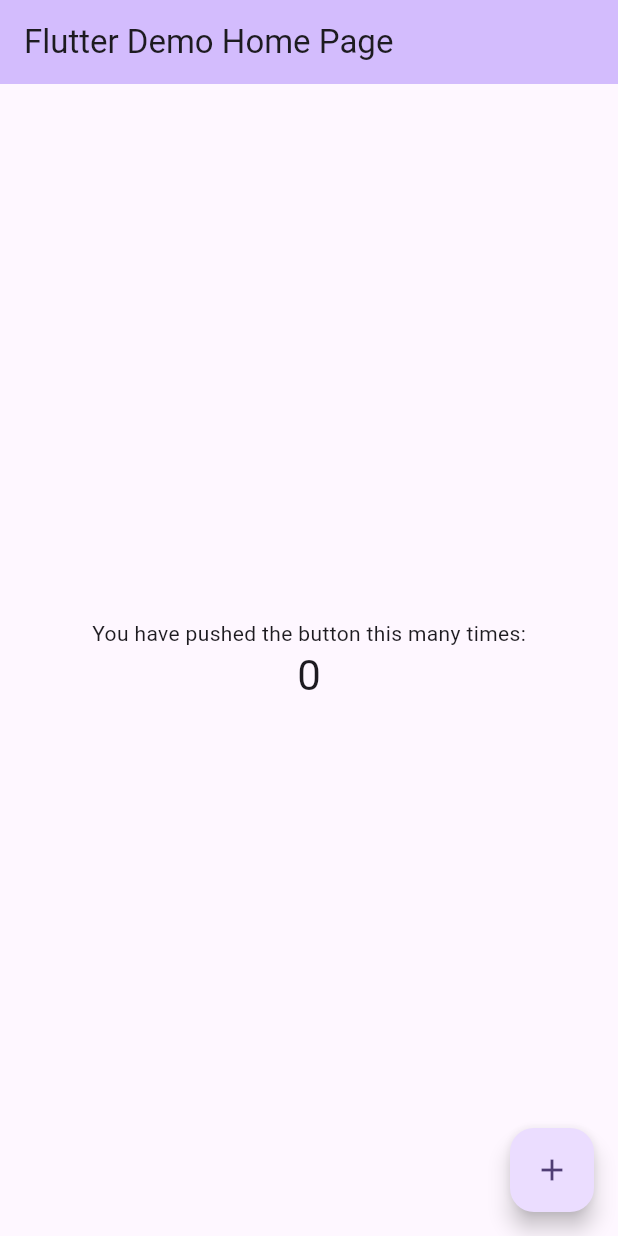
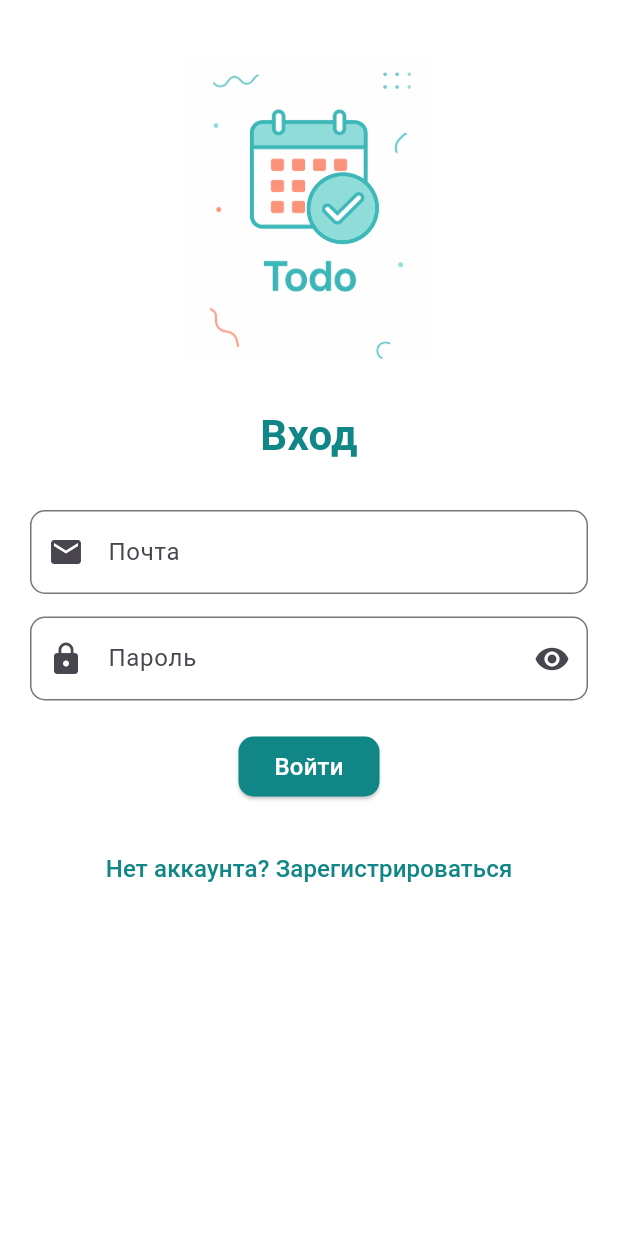
Before and after one commit to Wightles/app_todo, a Flutter app: the screen it shows after launch, on a phone screen of 412 x 824 dp. Run offline on Flutter 3.47's test engine with Material 3 defaults, Android fonts, the phone set to English and light mode, and no system bars.

Commit message:
добавлен экран регистрации, сделаны заготовки на будущее

```diff
--- /dev/null
+++ b/lib/auth/register_scene.dart
@@ -0,0 +1,251 @@
+import 'package:flutter/material.dart';
+import 'package:app_todo/main.dart';
+import 'package:app_todo/models/user_model.dart';
+import 'package:uuid/uuid.dart';
+
+class RegisterScene extends StatefulWidget {
+  const RegisterScene({super.key});
+
+  @override
+  State<RegisterScene> createState() => _RegisterScene();
+}
+
+class _RegisterScene extends State<RegisterScene> {
+  bool isLogin = true;
+  bool _hidePass = true;
+  final _formKey = GlobalKey<FormState>();
+  final _emailController = TextEditingController();
+  final _passwordController = TextEditingController();
+  final _confirmPasswordController = TextEditingController();
+  final _nameController = TextEditingController();
+
+  // Генератор уникальных ID
+  final Uuid _uuid = Uuid();
+
+  // Генерация короткого ID (первые 8 символов)
+  String _generateShortId() {
+    return _uuid.v4().substring(0, 8);
+  }
+
+  void _toggleAuthMode() {
+    setState(() {
+      isLogin = !isLogin;
+    });
+  }
+
+  void _submitForm() {
+    if (_formKey.currentState!.validate()) {
+      if (isLogin) {
+        _loginUser();
+      } else {
+        _registerUser();
+      }
+    }
+  }
+
+  void _loginUser() {
+    User user = User(
+      name: _nameController.text.isNotEmpty
+          ? _nameController.text
+          : 'Пользователь',
+      email: _emailController.text,
+      id: _generateShortId(), // Короткий ID
+    );
+    Navigator.of(context).pushReplacement(
+      MaterialPageRoute(
+        builder: (context) => MainNavigationScreen(user: user),
+      ),
+    );
+  }
+
+  void _registerUser() {
+    User user = User(
+      name: _nameController.text,
+      email: _emailController.text,
+      id: _generateShortId(), // Короткий ID
+    );
+    Navigator.of(context).pushReplacement(
+      MaterialPageRoute(
+        builder: (context) => MainNavigationScreen(user: user),
+      ),
+    );
+  }
+
+  @override
+  Widget build(BuildContext context) {
+    return Scaffold(
+      backgroundColor: Colors.white,
+      body: SingleChildScrollView(
+        child: Padding(
+          padding: EdgeInsets.all(20),
+          child: Column(
+            children: [
+              SizedBox(height: 20),
+              Image.asset(
+                'assets/images/test2.png',
+                height: 200,
+                width: 200,
+                fit: BoxFit.contain,
+              ),
+              SizedBox(height: 30),
+              Text(
+                isLogin ? 'Вход' : 'Регистрация',
+                style: TextStyle(
+                  fontSize: 28,
+                  fontWeight: FontWeight.bold,
+                  color: Color.fromARGB(255, 16, 134, 134),
+                ),
+              ),
+              SizedBox(height: 30),
+              Form(
+                key: _formKey,
+                child: Column(
+                  children: [
+                    if (!isLogin)
+                      TextFormField(
+                        controller: _nameController,
+                        decoration: InputDecoration(
+                          labelText: 'Имя',
+                          border: OutlineInputBorder(
+                            borderRadius: BorderRadius.circular(10),
+                          ),
+                          prefixIcon: Icon(Icons.person),
+                        ),
+                        validator: (value) {
+                          if (value == null || value.isEmpty) {
+                            return 'Введите имя';
+                          }
+                          return null;
+                        },
+                      ),
+                    if (!isLogin) const SizedBox(height: 15),
+                    TextFormField(
+                      controller: _emailController,
+                      decoration: InputDecoration(
+                        labelText: 'Почта',
+                        border: OutlineInputBorder(
+                          borderRadius: BorderRadius.circular(10),
+                        ),
+                        prefixIcon: Icon(Icons.email),
+                      ),
+                      keyboardType: TextInputType.emailAddress,
+                      validator: (value) {
+                        if (value == null || value.isEmpty) {
+                          return 'Введите почту';
+                        }
+                        if (!value.contains('@')) {
+                          return 'Введите корректный email';
+                        }
+                        return null;
+                      },
+                    ),
+                    SizedBox(height: 15),
+                    TextFormField(
+                      controller: _passwordController,
+                      decoration: InputDecoration(
+                        labelText: 'Пароль',
+                        border: OutlineInputBorder(
+                          borderRadius: BorderRadius.circular(10),
+                        ),
+                        prefixIcon: Icon(Icons.lock),
+                        suffixIcon: IconButton(
+                          onPressed: () {
+                            setState(() {
+                              _hidePass = !_hidePass;
+                            });
+                          },
+                          icon: Icon(_hidePass
+                              ? Icons.visibility
+                              : Icons.visibility_off),
+                        ),
+                      ),
+                      obscureText: _hidePass,
+                      validator: (value) {
+                        if (value == null || value.isEmpty) {
+                          return 'Введите пароль';
+                        }
+                        if (value.length < 6) {
+                          return 'Пароль должен быть не менее 6 символов';
+                        }
+                        return null;
+                      },
+                    ),
+                    if (!isLogin) const SizedBox(height: 15),
+                    if (!isLogin)
+                      TextFormField(
+                        controller: _confirmPasswordController,
+                        decoration: InputDecoration(
+                          labelText: 'Подтвердите пароль',
+                          border: OutlineInputBorder(
+                            borderRadius: BorderRadius.circular(10),
+                          ),
+                          prefixIcon: Icon(Icons.lock_outline),
+                          suffixIcon: IconButton(
+                            onPressed: () {
+                              setState(() {
+                                _hidePass = !_hidePass;
+                              });
+                            },
+                            icon: Icon(_hidePass
+                                ? Icons.visibility
+                                : Icons.visibility_off),
+                          ),
+                        ),
+                        obscureText: _hidePass,
+                        validator: (value) {
+                          if (value == null || value.isEmpty) {
+                            return 'Подтвердите пароль';
+                          }
+                          if (value != _passwordController.text) {
+                            return 'Пароли должны совпадать';
+                          }
+                          return null;
+                        },
+                      ),
+                    SizedBox(height: 20),
+                    ElevatedButton(
+                      onPressed: _submitForm,
+                      style: ElevatedButton.styleFrom(
+                        backgroundColor: Color.fromARGB(255, 16, 134, 134),
+                        foregroundColor: Colors.white,
+                        shape: RoundedRectangleBorder(
+                          borderRadius: BorderRadius.circular(10),
+                        ),
+                      ),
+                      child: Text(
+                        isLogin ? 'Войти' : 'Зарегистрироваться',
+                        style: const TextStyle(fontSize: 16),
+                      ),
+                    ),
+                    SizedBox(height: 20),
+                    TextButton(
+                      onPressed: _toggleAuthMode,
+                      child: Text(
+                        isLogin
+                            ? 'Нет аккаунта? Зарегистрироваться'
+                            : 'Уже есть аккаунт? Войти',
+                        style: const TextStyle(
+                          color: Color.fromARGB(255, 16, 134, 134),
+                          fontSize: 16,
+                        ),
+                      ),
+                    ),
+                  ],
+                ),
+              ),
+            ],
+          ),
+        ),
+      ),
+    );
+  }
+
+  @override
+  void dispose() {
+    _emailController.dispose();
+    _passwordController.dispose();
+    _confirmPasswordController.dispose();
+    _nameController.dispose();
+    super.dispose();
+  }
+}
--- /dev/null
+++ b/lib/models/user_model.dart
@@ -0,0 +1,46 @@
+class User {
+  String name;
+  String email;
+  String? about;
+  List<String> skills;
+  String? photoPath;
+  String id;
+  List<String> friendsIds;
+  bool? hideEmail;
+
+
+  User({
+    required this.name,
+    required this.email,
+    this.about,
+    this.skills = const [],
+    this.photoPath,
+    required this.id,
+    this.friendsIds = const [],
+    this.hideEmail = false,
+
+  });
+
+  User copyWith({
+    String? name,
+    String? email,
+    String? about,
+    List<String>? skills,
+    String? photoPath,
+    String? id,
+    List<String>? friendsIds,
+    bool? hideEmail,
+  }) {
+    return User(
+      name: name ?? this.name,
+      email: email ?? this.email,
+      about: about ?? this.about,
+      skills: skills ?? this.skills,
+      photoPath: photoPath ?? this.photoPath,
+      id: id ?? this.id,
+      friendsIds: friendsIds ?? this.friendsIds,
+      hideEmail: hideEmail ?? this.hideEmail,
+
+    );
+  }
+}
```
Also changed, not shown: lib/main.dart (+194 -88 lines), pubspec.yaml (+14 -4 lines), assets/images/test1.jpg (added), assets/images/test2.png (added), assets/images/test3.png (added), assets/images/test4.png (added), assets/images/test5.png (added), pubspec.lock, 5 other files.
